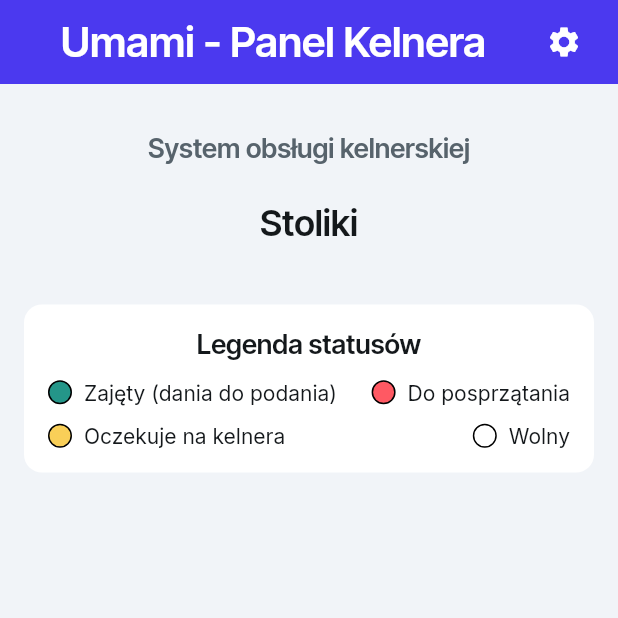
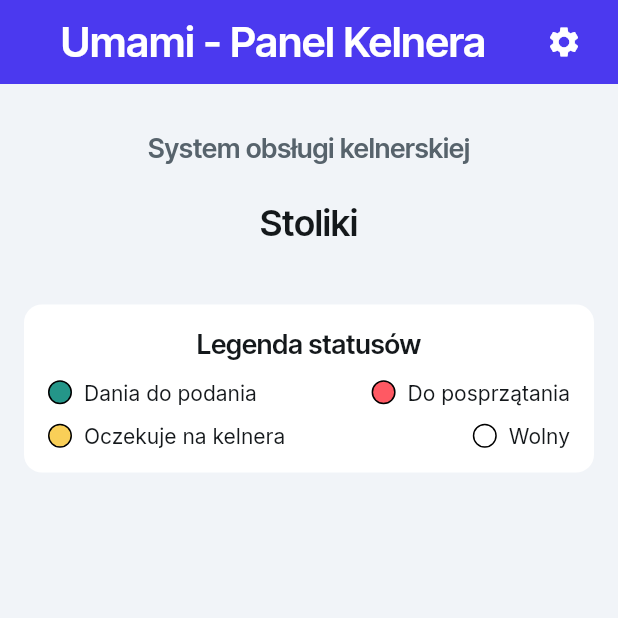
Before and after one commit to Rozol1/apka_kelnerska, a Flutter app: the screen it shows once a user with an empty profile is signed in, on a phone screen of 412 x 824 dp, the top half of it. Run offline on Flutter 3.47's test engine with Material 3 defaults, Android fonts, the phone set to English and light mode, and no system bars; our stand-ins replace auto_size_text, cloud_firestore, easy_debounce, firebase_auth, firebase_core, font_awesome_flutter and 11 more; missing offline and left inert: json_path; accounts and stored records are empty.

Commit message:
Updating to latest FlutterFlow output.

```diff
--- a/lib/strona_startowa/strona_startowa_widget.dart
+++ b/lib/strona_startowa/strona_startowa_widget.dart
@@ -376,7 +376,7 @@
                                     ),
                                   ),
                                   Text(
-                                    'Zajęty (dania do podania)',
+                                    'Dania do podania',
                                     style: FlutterFlowTheme.of(context)
                                         .bodyMedium
                                         .override(
```
